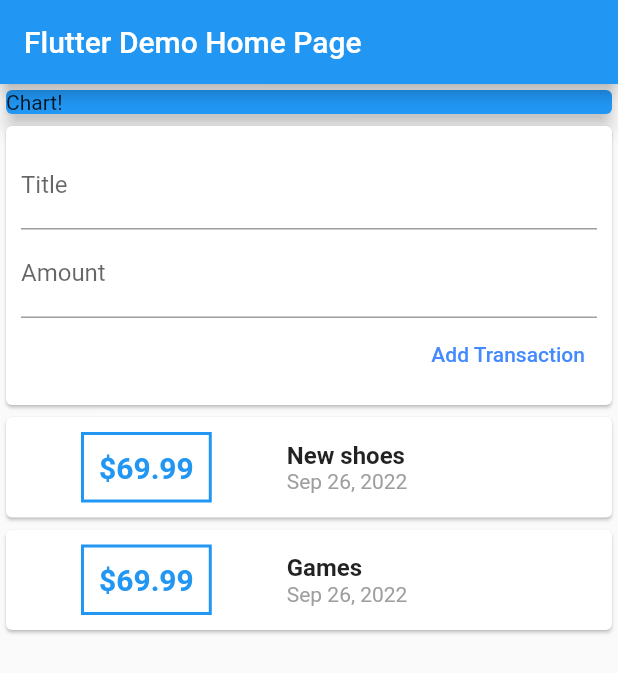
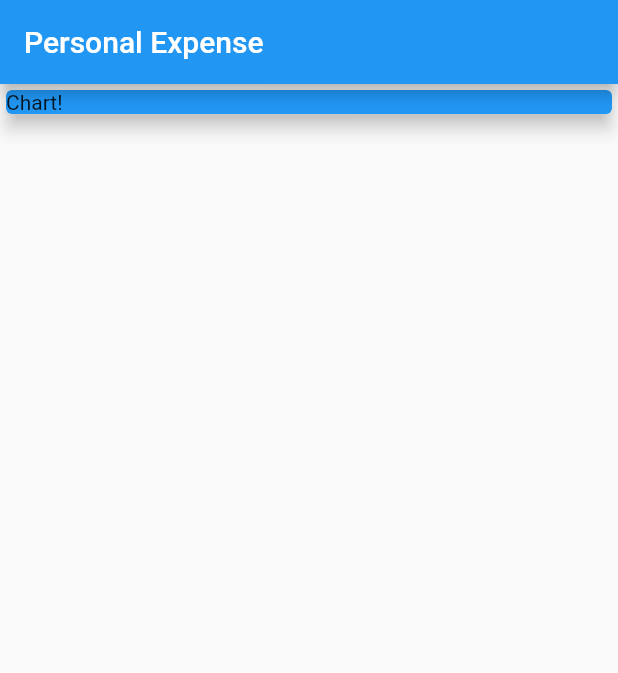
Before and after one commit to judell31/personal-expense, a Flutter app: the screen it shows after launch, on a phone screen of 412 x 824 dp. Shown: the top 673 px of the screen. Run offline on Flutter 3.47's test engine with Material 2 defaults, Android fonts, the phone set to English and light mode, and no system bars.

Commit message:
Splitting app into widgets

```diff
--- a/lib/home.page.state.dart
+++ /dev/null
@@ -1,149 +0,0 @@
-import 'package:flutter/material.dart';
-import 'package:intl/intl.dart';
-import 'package:personal_expense/transaction.dart';
-
-import 'home.page.dart';
-
-class HomePageState extends State<HomePage> {
-  final List<Transaction> transactions = [
-    Transaction(
-        id: "t1",
-        title: "New shoes",
-        amount: 69.99,
-        date: DateTime.now()
-    ),
-    Transaction(
-        id: "t2",
-        title: "Games",
-        amount: 69.99,
-        date: DateTime.now()
-    ),
-  ];
-
-  // late String titleInput;
-  // late String amountInput;
-
-  final titleController = TextEditingController();
-  final amountController = TextEditingController();
-
-  @override
-  Widget build(BuildContext context) {
-    // This method is rerun every time setState is called, for instance as done
-    // by the _incrementCounter method above.
-    //
-    // The Flutter framework has been optimized to make rerunning build methods
-    // fast, so that you can just rebuild anything that needs updating rather
-    // than having to individually change instances of widgets.
-    return Scaffold(
-      appBar: AppBar(
-        // Here we take the value from the MyHomePage object that was created by
-        // the App.build method, and use it to set our appbar title.
-        title: Text(widget.title),
-      ),
-      body: Column(
-        // mainAxisAlignment: MainAxisAlignment.start,
-        crossAxisAlignment: CrossAxisAlignment.stretch,
-        children: <Widget>[
-          const SizedBox(
-            width: double.infinity,
-            child: Card(
-              color: Colors.blue,
-              elevation: 5,
-              child: Text("Chart!"),
-            ),
-          ),
-          Card(
-            child: Container(
-              padding: const EdgeInsets.all(10),
-              child: Column(
-                crossAxisAlignment: CrossAxisAlignment.end,
-                children: <Widget>[
-                  TextField(
-                    decoration: const InputDecoration(
-                      labelText: "Title"
-                    ),
-                    controller: titleController,
-                    // onChanged: (value) {
-                    //   titleInput = value;
-                    // },
-                  ),
-                  TextField(
-                    decoration: const InputDecoration(
-                        labelText: "Amount"
-                    ),
-                    controller: amountController,
-                    // onChanged: (value) => amountInput = value,
-                  ),
-                  TextButton(
-                    onPressed: () {
-                      // print(titleInput);
-                      // print(amountInput);
-                      print(titleController.text);
-                    },
-                    style: TextButton.styleFrom(
-                      foregroundColor: Colors.blueAccent
-                    ),
-                    child: const Text("Add Transaction"),
-                  ),
-                ],
-              ),
-            )
-          ),
-          Column(
-            children: transactions.map(
-                    (tx) {
-                      return Card(
-                        child: Row(
-                          children: <Widget>[
-                            Container(
-                              margin: const EdgeInsets.symmetric(
-                                  vertical: 10,
-                                  horizontal: 50
-                              ),
-                              decoration: BoxDecoration(
-                                border: Border.all(
-                                  color: Colors.blue,
-                                  width: 2,
-                                ),
-                              ),
-                              padding: const EdgeInsets.all(10),
-                              child: Text(
-                                "\$${tx.amount}",
-                                //tx.amount.toString(),
-                                style: const TextStyle(
-                                  fontWeight: FontWeight.bold,
-                                  fontSize: 20,
-                                  color: Colors.blue
-                                ),
-                              ),
-                            ),
-                            Column(
-                              crossAxisAlignment: CrossAxisAlignment.start,
-                              children: <Widget>[
-                                Text(
-                                  tx.title,
-                                  style: const TextStyle(
-                                    fontSize: 16,
-                                    fontWeight: FontWeight.bold
-                                  ),
-                                ),
-                                Text(
-                                  DateFormat.yMMMd().format(tx.date),
-                                  // DateFormat("MM-dd-yyyy").format(tx.date),
-                                  // tx.date.toString(),
-                                  style: const TextStyle(
-                                    color: Colors.grey
-                                  ),
-                                ),
-                              ],
-                            )
-                          ],
-                        ),
-                      );
-                    }).toList(),
-          )
-        ],
-      ) // This trailing comma makes auto-formatting nicer for build methods.
-    );
-  }
-}
--- a/lib/main.dart
+++ b/lib/main.dart
@@ -1,10 +1,13 @@
 import 'package:flutter/material.dart';
+import 'package:personal_expense/transaction.list.dart';
 
-import 'home.page.dart';
+import 'new.transaction.dart';
 
-void main() {
-  runApp(const PersonalExpense());
-}
+// void main() {
+//   runApp(const PersonalExpense());
+// }
+
+void main() => runApp(const PersonalExpense());
 
 class PersonalExpense extends StatelessWidget {
   const PersonalExpense({super.key});
@@ -13,7 +16,7 @@ class PersonalExpense extends StatelessWidget {
   @override
   Widget build(BuildContext context) {
     return MaterialApp(
-      title: 'Flutter Demo',
+      title: 'Personal Expense',
       theme: ThemeData(
         // This is the theme of your application.
         //
@@ -26,7 +29,43 @@ class PersonalExpense extends StatelessWidget {
         // is not restarted.
         primarySwatch: Colors.blue,
       ),
-      home: const HomePage(title: 'Flutter Demo Home Page'),
+      home: const HomePage(),
     );
   }
 }
+
+class HomePage extends StatelessWidget {
+  const HomePage({super.key});
+
+
+  @override
+  Widget build(BuildContext context) {
+    // This method is rerun every time setState is called, for instance as done
+    // by the _incrementCounter method above.
+    //
+    // The Flutter framework has been optimized to make rerunning build methods
+    // fast, so that you can just rebuild anything that needs updating rather
+    // than having to individually change instances of widgets.
+    return Scaffold(
+        appBar: AppBar(
+          // Here we take the value from the MyHomePage object that was created by
+          // the App.build method, and use it to set our appbar title.
+          title: const Text("Personal Expense"),
+        ),
+        body: Column(
+          // mainAxisAlignment: MainAxisAlignment.start,
+          crossAxisAlignment: CrossAxisAlignment.stretch,
+          children: <Widget>[
+            const SizedBox(
+              width: double.infinity,
+              child: Card(
+                color: Colors.blue,
+                elevation: 5,
+                child: Text("Chart!"),
+              ),
+            ),
+          ],
+        ) // This trailing comma makes auto-formatting nicer for build methods.
+    );
+  }
+}
```
Also changed, not shown: lib/new.transaction.dart (added, +49 -0 lines), lib/transaction.list.dart (added, +68 -0 lines), lib/user.transactions.dart (added, +39 -0 lines), lib/models/transaction.dart (renamed from lib/transaction.dart), 1 other file.
